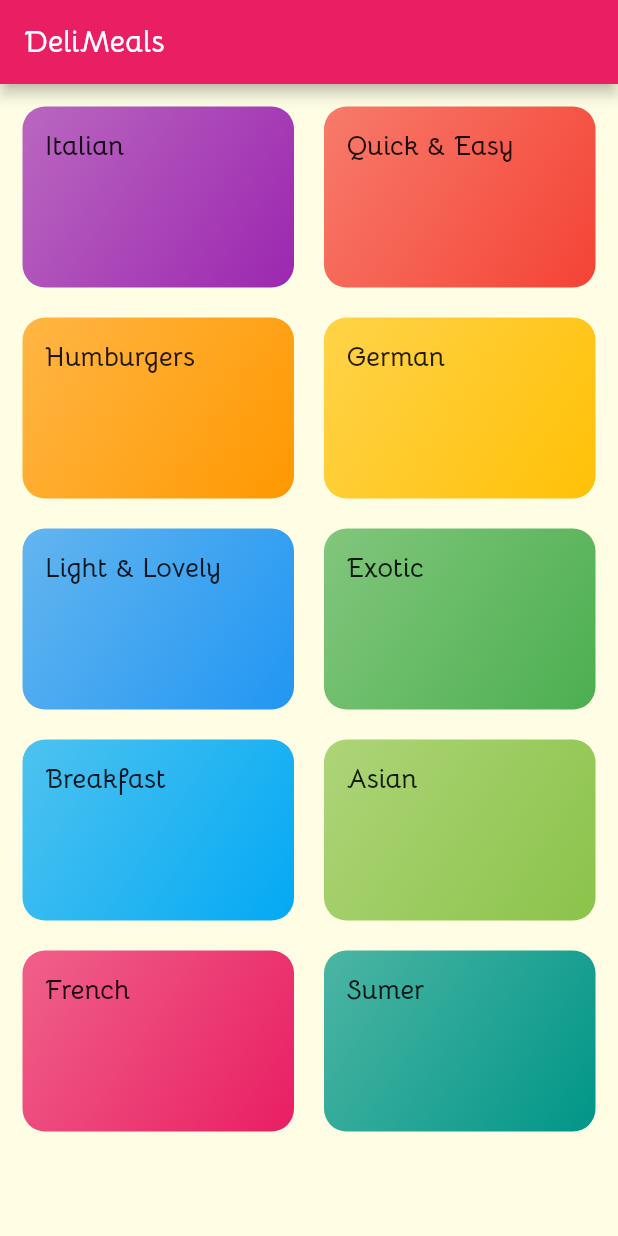
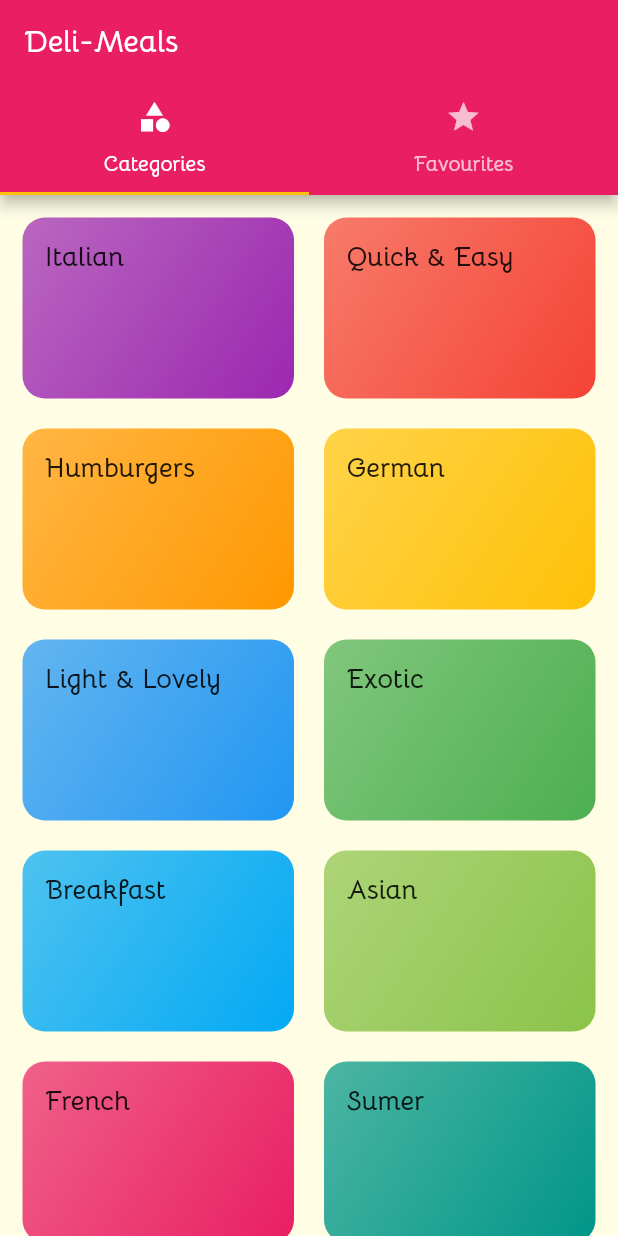
Before and after one commit to AbrantepaSark/flutter_meals_app, a Flutter app: the screen it shows after launch, on a phone screen of 412 x 824 dp. Run offline on Flutter 3.47's test engine with Material 2 defaults, Android fonts, the phone set to English and light mode, and no system bars.

Commit message:
second commit

```diff
--- a/lib/main.dart
+++ b/lib/main.dart
@@ -1,6 +1,8 @@
 import 'package:flutter/material.dart';
-import 'screens/categories_screen.dart';
-import 'screens/category_meal_screen.dart';
+import './screens/categories_screen.dart';
+import './screens/category_meal_screen.dart';
+import './screens/meal_details_screen.dart';
+import './screens/tabs_screen.dart';
 
 void main() {
   runApp(MyApp());
@@ -30,8 +32,12 @@ class MyApp extends StatelessWidget {
       // home: CategoriesScreen(),
       initialRoute: '/',
       routes: {
-        '/': (ctx) => CategoriesScreen(),
-        CategoryMeals.routeName: (ctx) => CategoryMeals()
+        '/': (ctx) => TabsScreen(),
+        CategoryMeals.routeName: (ctx) => CategoryMeals(),
+        MealDetailsScreen.routeName: (ctx) => MealDetailsScreen()
+      },
+      onUnknownRoute: (settings) {
+        return MaterialPageRoute(builder: (ctx) => CategoriesScreen());
       },
     );
   }
--- a/lib/screens/categories_screen.dart
+++ b/lib/screens/categories_screen.dart
@@ -6,11 +6,7 @@ import '../widgets/category_item.dart';
 class CategoriesScreen extends StatelessWidget {
   @override
   Widget build(BuildContext context) {
-    return Scaffold(
-      appBar: AppBar(
-        title: const Text('DeliMeals'),
-      ),
-      body: GridView(
+    return GridView(
       padding: EdgeInsets.all(15),
       gridDelegate: SliverGridDelegateWithMaxCrossAxisExtent(
           maxCrossAxisExtent: 200,
@@ -20,7 +16,6 @@ class CategoriesScreen extends StatelessWidget {
       children: DUMMY_CATEGORIES
           .map((e) => CategoryItem(e.id, e.title, e.color))
           .toList(),
-      ),
     );
   }
 }
--- a/lib/screens/category_meal_screen.dart
+++ b/lib/screens/category_meal_screen.dart
@@ -27,6 +27,7 @@ class CategoryMeals extends StatelessWidget {
         itemCount: catMeals.length,
         itemBuilder: (ctx, index) {
           return MealItem(
+              id: catMeals[index].id,
               title: catMeals[index].title,
               imageURL: catMeals[index].imageURL,
               duration: catMeals[index].duration,
--- /dev/null
+++ b/lib/screens/tabs_screen.dart
@@ -0,0 +1,39 @@
+import 'package:flutter/material.dart';
+import './categories_screen.dart';
+import './favourite_screen.dart';
+
+class TabsScreen extends StatefulWidget {
+  @override
+  _TabsScreenState createState() => _TabsScreenState();
+}
+
+class _TabsScreenState extends State<TabsScreen> {
+  @override
+  Widget build(BuildContext context) {
+    return DefaultTabController(
+      length: 2,
+      child: Scaffold(
+        appBar: AppBar(
+          title: Text(
+            'Deli-Meals',
+          ),
+          bottom: TabBar(
+            tabs: [
+              Tab(
+                icon: Icon(Icons.category),
+                text: 'Categories',
+              ),
+              Tab(
+                icon: Icon(Icons.star),
+                text: 'Favourites',
+              ),
+            ],
+          ),
+        ),
+        body: TabBarView(
+          children: [CategoriesScreen(), FavouriteScreen()],
+        ),
+      ),
+    );
+  }
+}
```
Also changed, not shown: lib/dummy_data.dart (+5 -5 lines), lib/screens/favourite_screen.dart (added, +10 -0 lines), lib/screens/meal_details_screen.dart (added, +88 -0 lines), lib/widgets/meal_item.dart (+9 -3 lines). Lines whose indentation alone changed are shown as unchanged.
